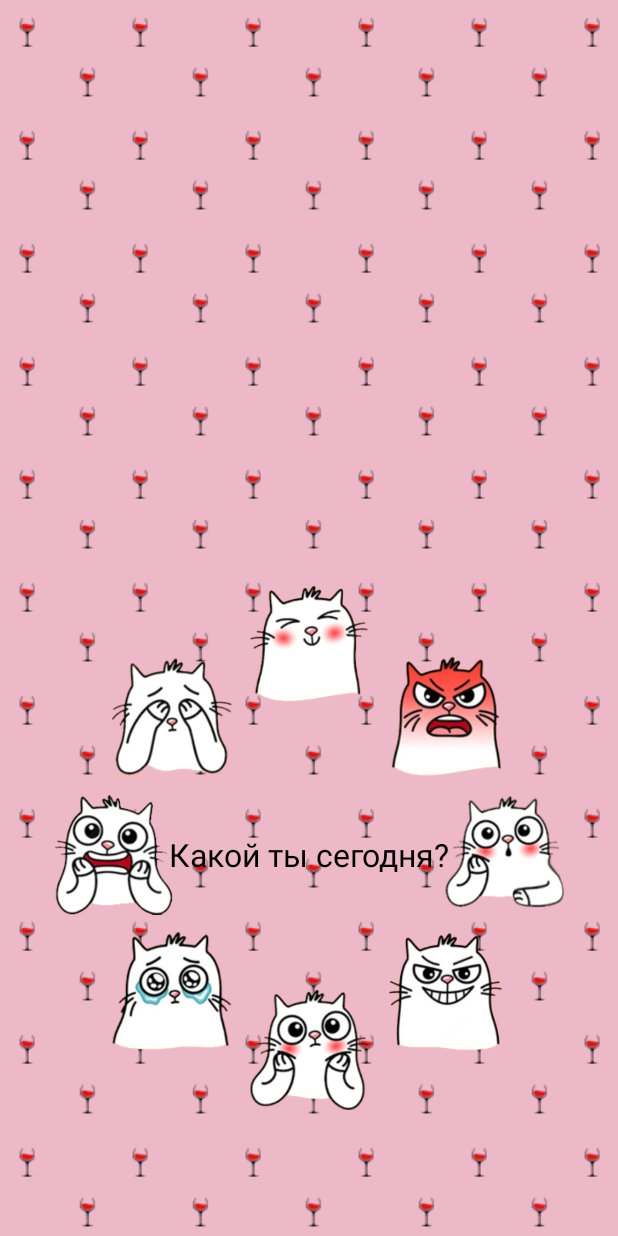
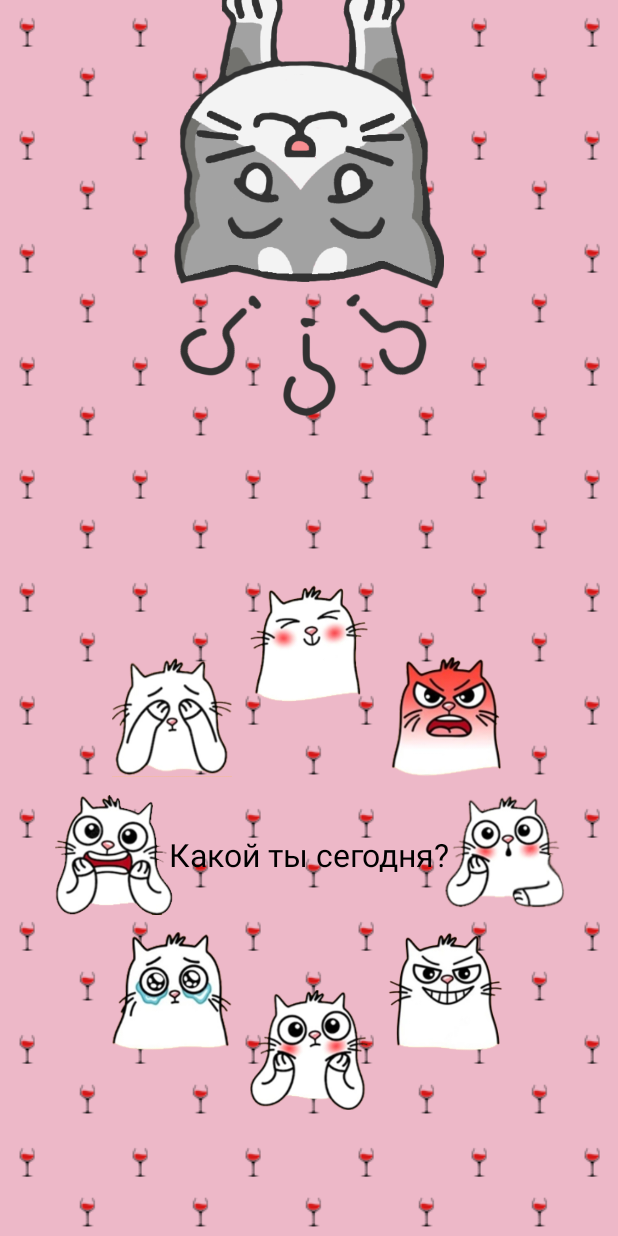
Before and after one commit to h10ne/AllinEmmo, an Android app: the ChooseEmmo screen opened directly, with no data from a screen before it, on a phone screen of 412 x 824 dp. Run offline under Robolectric (Android 15) with nearby library versions, the phone set to English and light mode, and no system bars; 1 statement that could not run was skipped.

Commit message:
редактирование картинки эмоции

```diff
--- a/app/src/main/res/layout/activity_choose_emmo.xml
+++ b/app/src/main/res/layout/activity_choose_emmo.xml
@@ -5,6 +5,18 @@
     android:layout_width="match_parent"
     android:layout_height="match_parent"
     tools:context=".ChooseEmmo">
+
+    <ImageView
+        android:id="@+id/imageView3"
+        android:layout_width="180dp"
+        android:layout_height="wrap_content"
+        android:scaleType="fitEnd"
+        android:layout_marginTop="-10dp"
+        android:scaleY="-1"
+        app:layout_constraintEnd_toEndOf="parent"
+        app:layout_constraintStart_toStartOf="parent"
+        app:layout_constraintTop_toTopOf="parent"
+        app:srcCompat="@drawable/question_cat" />
 
     <ImageButton
         android:id="@+id/emmo_happy_circle"
@@ -108,6 +120,7 @@
         android:layout_height="wrap_content"
         android:layout_marginBottom="240dp"
         android:text="Какой ты сегодня?"
+
         android:textColor="@color/black"
         android:textSize="21sp"
         app:layout_constraintBottom_toBottomOf="parent"
--- a/app/src/main/res/layout/activity_edit_emotion.xml
+++ b/app/src/main/res/layout/activity_edit_emotion.xml
@@ -80,7 +80,7 @@
                 android:layout_height="130dp"
                 android:layout_marginBottom="10dp"
                 android:scaleType="fitXY"
-                android:visibility="visible"
+                android:visibility="gone"
                 app:layout_constraintBottom_toBottomOf="parent"
                 app:layout_constraintEnd_toEndOf="parent"
                 app:layout_constraintStart_toStartOf="parent"
```
Also changed, not shown: app/src/main/java/com/example/allinemmo/ChooseEmmo.kt (+15 -4 lines), app/src/main/java/com/example/allinemmo/EditEmotion.kt (+23 -2 lines), app/src/main/res/drawable/question_cat.png (added).
